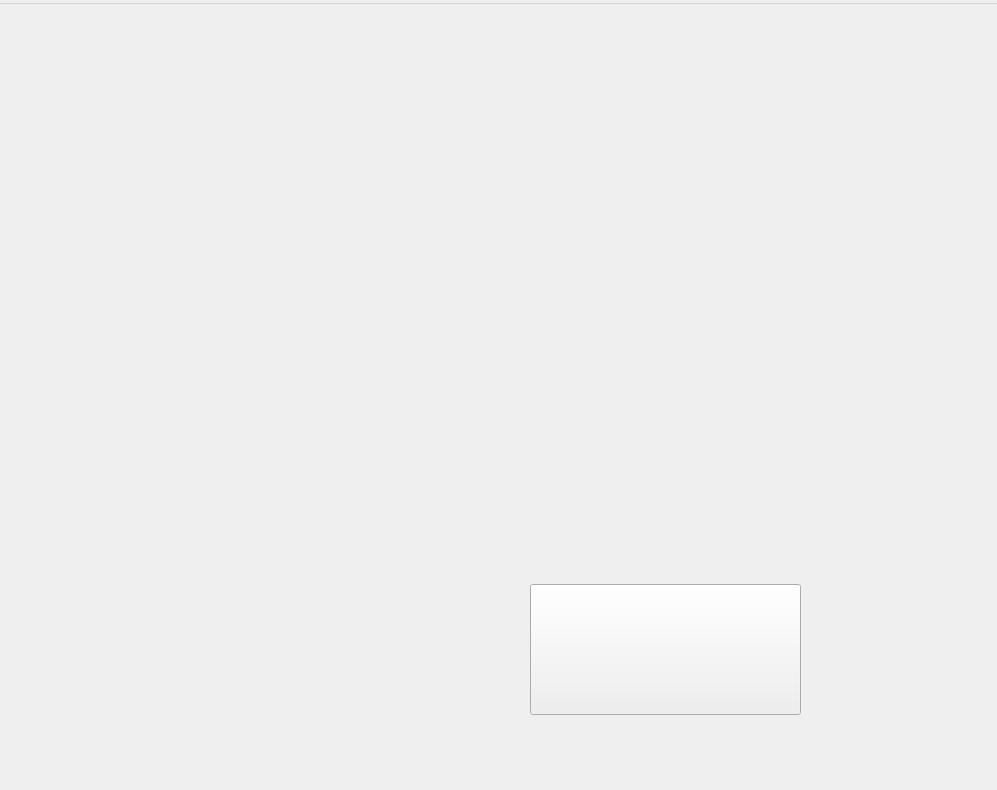
Old version of the form mainwindow.ui in the repository 1466369283/towerdefense.
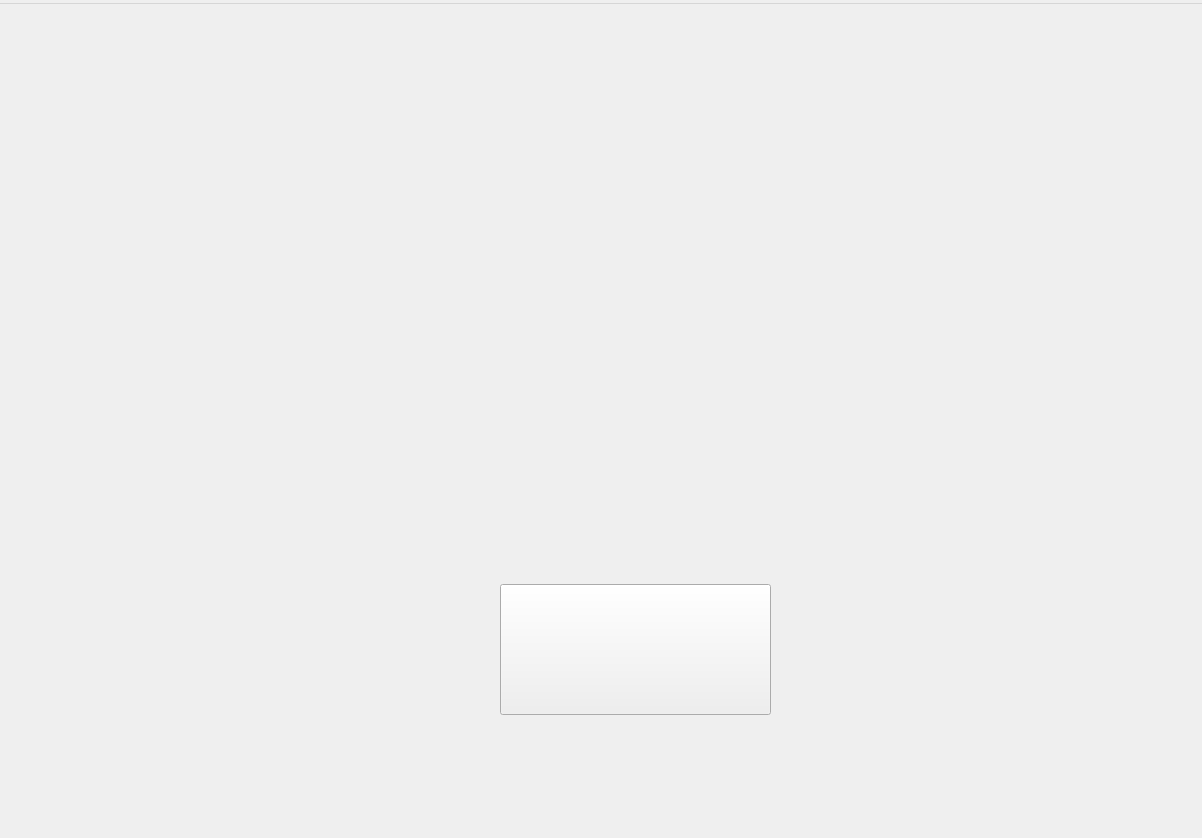
New version of the form. Icons and pictures are not drawn.

```diff
--- a/mainwindow.ui
+++ b/mainwindow.ui
@@ -6,8 +6,8 @@
    <rect>
     <x>0</x>
     <y>0</y>
-    <width>997</width>
-    <height>790</height>
+    <width>1202</width>
+    <height>838</height>
    </rect>
   </property>
   <property name="windowTitle">
@@ -17,7 +17,7 @@
    <widget class="QPushButton" name="pushButton">
     <property name="geometry">
      <rect>
-      <x>530</x>
+      <x>500</x>
       <y>580</y>
       <width>271</width>
       <height>131</height>
@@ -36,7 +36,7 @@
     <rect>
      <x>0</x>
      <y>0</y>
-     <width>997</width>
+     <width>1202</width>
      <height>26</height>
     </rect>
    </property>
```
Left out of the diff: 2 changed lines with no effect on the pictures.
